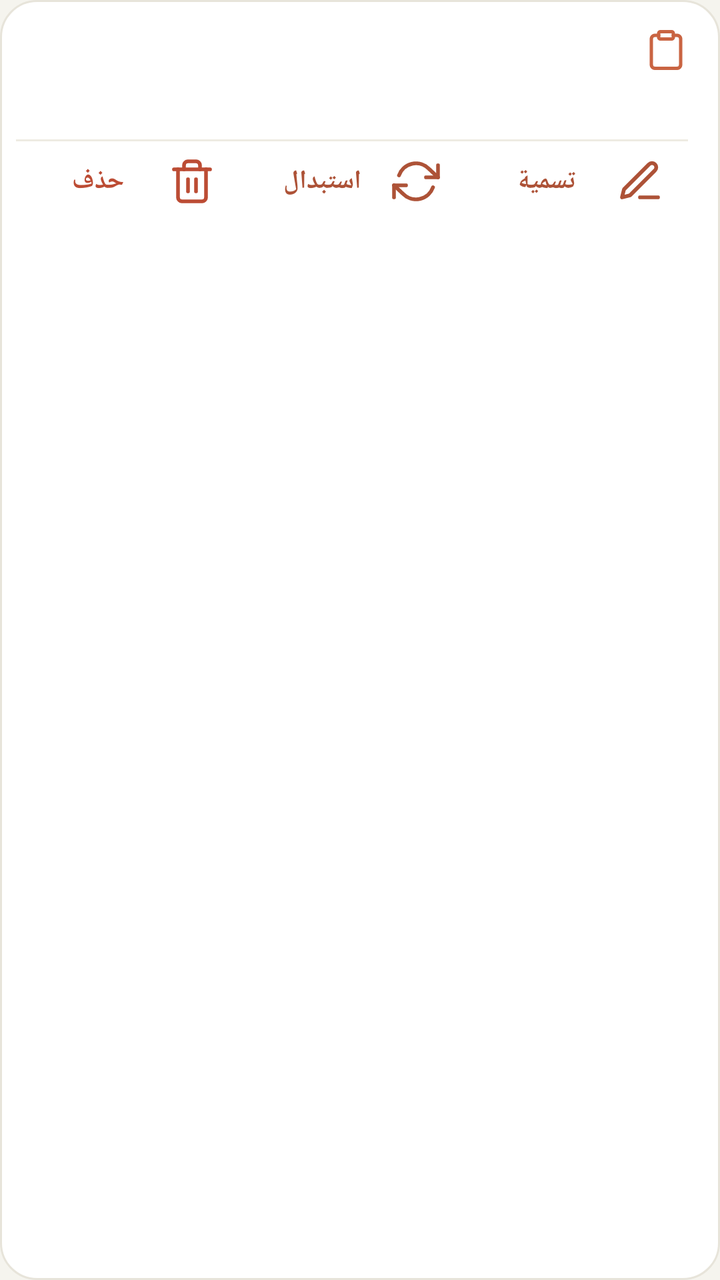
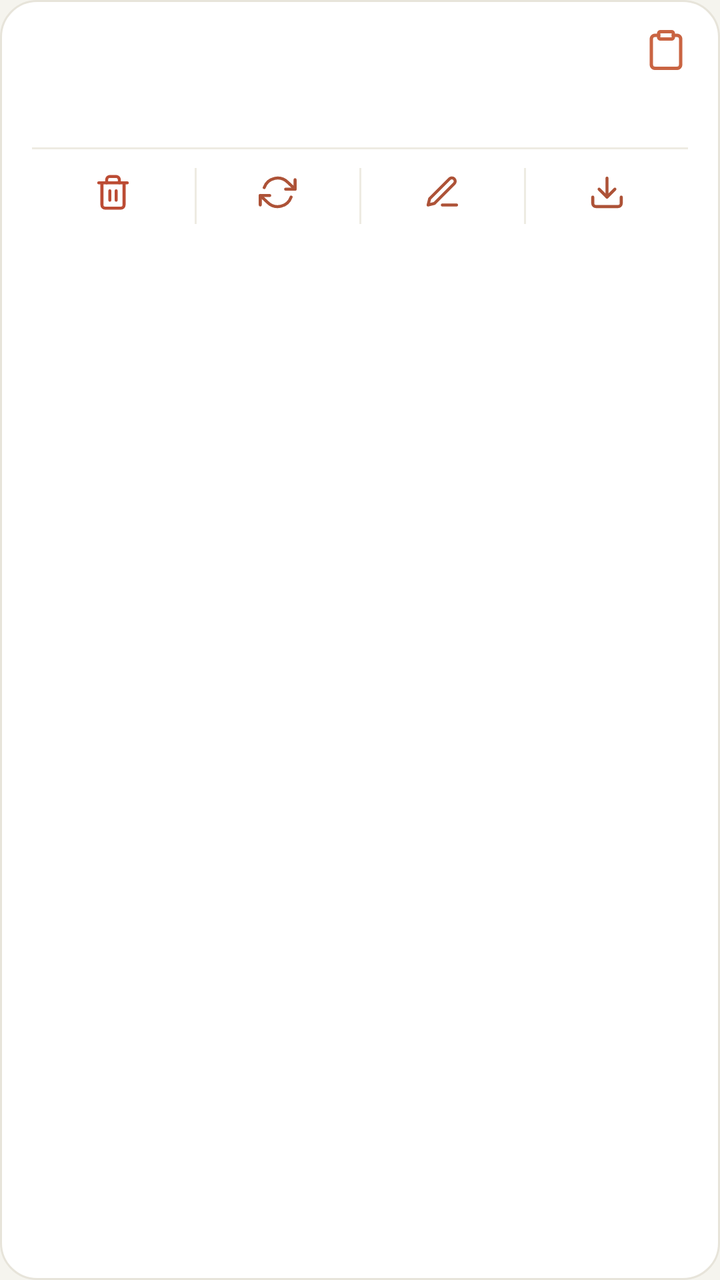

The first picture is an Android layout as it rendered before a commit; the second is the same layout after the commit. The layout source and the unified diff follow.
<!-- AndroidManifest.xml: application theme Theme.ClinicalMaster -->
<!-- res/layout/item_cloud_file.xml -->
<?xml version="1.0" encoding="utf-8"?>
<LinearLayout xmlns:android="http://schemas.android.com/apk/res/android"
    android:id="@+id/row_root"
    android:layout_width="match_parent"
    android:layout_height="wrap_content"
    android:layout_marginBottom="10dp"
    android:background="@drawable/bg_glass_card_pressed"
    android:clickable="true"
    android:focusable="true"
    android:orientation="vertical"
    android:paddingStart="16dp"
    android:paddingTop="14dp"
    android:paddingEnd="8dp"
    android:paddingBottom="4dp">

    <LinearLayout
        android:layout_width="match_parent"
        android:layout_height="wrap_content"
        android:gravity="center_vertical"
        android:orientation="horizontal">

        <ImageView
            android:id="@+id/row_icon"
            android:layout_width="22dp"
            android:layout_height="22dp"
            android:importantForAccessibility="no"
            android:src="@drawable/ic_clipboard"
            android:tint="@color/primary_cyan" />

        <TextView
            android:id="@+id/row_title"
            style="@style/Phizyo.Body"
            android:layout_width="0dp"
            android:layout_height="wrap_content"
            android:layout_marginStart="10dp"
            android:layout_weight="1"
            android:ellipsize="middle"
            android:maxLines="1"
            android:textSize="15.5sp"
            android:textStyle="bold" />
    </LinearLayout>

    <TextView
        android:id="@+id/row_meta"
        style="@style/Phizyo.Caption"
        android:layout_width="match_parent"
        android:layout_height="wrap_content"
        android:layout_marginTop="8dp" />

    <View
        android:layout_width="match_parent"
        android:layout_height="1dp"
        android:layout_marginTop="10dp"
        android:background="@color/glass_border_soft" />

    <LinearLayout
        android:layout_width="match_parent"
        android:layout_height="wrap_content"
        android:gravity="center_vertical"
        android:orientation="horizontal">

        <TextView
            android:id="@+id/btn_rename"
            style="@style/Phizyo.ActionText"
            android:layout_width="0dp"
            android:layout_weight="1"
            android:drawableStart="@drawable/ic_edit"
            android:text="تسمية" />

        <TextView
            android:id="@+id/btn_replace"
            style="@style/Phizyo.ActionText"
            android:layout_width="0dp"
            android:layout_weight="1"
            android:drawableStart="@drawable/ic_refresh"
            android:text="استبدال" />

        <TextView
            android:id="@+id/btn_delete"
            style="@style/Phizyo.ActionText"
            android:layout_width="0dp"
            android:layout_weight="1"
            android:drawableStart="@drawable/ic_trash"
            android:drawableTint="@color/accent_red"
            android:text="حذف"
            android:textColor="@color/accent_red" />
    </LinearLayout>
</LinearLayout>
<!-- resources referenced by this layout -->
<resources>
  <color name="accent_red">#BC4C34</color>
  <color name="glass_border_soft">#EEEBE2</color>
  <color name="primary_cyan">#C96442</color>
  <style name="Phizyo.ActionText" parent="Phizyo.Button.Text">
          <item name="android:drawablePadding">6dp</item>
          <item name="android:drawableTint">@color/primary_cyan_dark</item>
      </style>
  <color name="glass_highlight">#20FFFFFF</color>
  <color name="white">#FFFFFF</color>
  <color name="glass_fill_strong">#FFFFFF</color>
  <color name="glass_border">#E7E4DA</color>
  <color name="text_primary">#3D3929</color>
  <style name="Phizyo.Button.Text" parent="">
          <item name="android:layout_width">wrap_content</item>
          <item name="android:layout_height">wrap_content</item>
          <item name="android:minHeight">40dp</item>
          <item name="android:gravity">center</item>
          <item name="android:clickable">true</item>
          <item name="android:focusable">true</item>
          <item name="android:foreground">?attr/selectableItemBackground</item>
          <item name="android:paddingStart">12dp</item>
          <item name="android:paddingEnd">12dp</item>
          <item name="android:textColor">@color/primary_cyan_dark</item>
          <item name="android:textSize">13sp</item>
          <item name="android:textStyle">bold</item>
          <item name="android:textDirection">rtl</item>
      </style>
  <color name="primary_cyan_dark">#AD5237</color>
  <color name="text_tertiary">#A6A399</color>
  <color name="m3_primary_container">#F2D9CB</color>
  <color name="m3_on_primary_container">#5A2A15</color>
  <color name="accent_violet">#6A6968</color>
  <color name="accent_violet_dark">#43413C</color>
  <color name="m3_secondary_container">#E7E5DC</color>
  <color name="m3_on_secondary_container">#302E29</color>
  <color name="m3_tertiary">#B07A2E</color>
  <color name="m3_on_tertiary">#FFFFFF</color>
  <color name="m3_tertiary_container">#F2E1C0</color>
  <color name="m3_on_tertiary_container">#452F0E</color>
  <color name="bg_dark">#F5F4EE</color>
  <color name="surface_dark">#FFFFFF</color>
  <color name="m3_surface_variant">#F0EDE4</color>
  <color name="m3_on_surface_variant">#78766D</color>
  <color name="m3_surface_container">#F2F0E8</color>
  <color name="m3_surface_container_high">#EAE7DD</color>
  <color name="m3_outline">#A6A399</color>
  <color name="m3_outline_variant">#E7E4DA</color>
  <color name="m3_error">#BC4C34</color>
  <color name="m3_on_error">#FFFFFF</color>
  <color name="m3_error_container">#F5D6CC</color>
  <color name="m3_on_error_container">#571C0E</color>
  <color name="bg_deep_1">#F5F4EE</color>
  <style name="ShapeAppearance.M3.Corner.ExtraSmall" parent="ShapeAppearance.Material3.Corner.ExtraSmall">
          <item name="cornerSize">10dp</item>
      </style>
  <style name="ShapeAppearance.M3.Corner.Small" parent="ShapeAppearance.Material3.Corner.Small">
          <item name="cornerSize">14dp</item>
      </style>
  <style name="ShapeAppearance.M3.Corner.Medium" parent="ShapeAppearance.Material3.Corner.Medium">
          <item name="cornerSize">18dp</item>
      </style>
  <style name="ShapeAppearance.M3.Corner.Large" parent="ShapeAppearance.Material3.Corner.Large">
          <item name="cornerSize">26dp</item>
      </style>
  <style name="MaterialAlertDialog.ClinicalMaster.Title" parent="MaterialAlertDialog.Material3.Title.Text">
          <item name="android:textDirection">rtl</item>
          <item name="android:gravity">end</item>
      </style>
  <!-- unchanged entries left out for length: 9 -->
</resources>

<!-- the commit's change to res/layout/item_cloud_file.xml (unified diff, before → after) -->
@@ -10,8 +10,8 @@
     android:orientation="vertical"
     android:paddingStart="16dp"
     android:paddingTop="14dp"
-    android:paddingEnd="8dp"
-    android:paddingBottom="4dp">
+    android:paddingEnd="16dp"
+    android:paddingBottom="0dp">
 
     <LinearLayout
         android:layout_width="match_parent"
@@ -50,39 +50,134 @@
     <View
         android:layout_width="match_parent"
         android:layout_height="1dp"
-        android:layout_marginTop="10dp"
+        android:layout_marginTop="14dp"
         android:background="@color/glass_border_soft" />
 
+    
     <LinearLayout
         android:layout_width="match_parent"
         android:layout_height="wrap_content"
         android:gravity="center_vertical"
         android:orientation="horizontal">
 
-        <TextView
+        <LinearLayout
+            android:id="@+id/btn_open"
+            android:layout_width="0dp"
+            android:layout_height="wrap_content"
+            android:layout_weight="1"
+            android:clickable="true"
+            android:focusable="true"
+            android:foreground="?attr/selectableItemBackground"
+            android:gravity="center"
+            android:orientation="vertical"
+            android:paddingTop="12dp"
+            android:paddingBottom="10dp">
+
+            <ImageView
+                android:layout_width="19dp"
+                android:layout_height="19dp"
+                android:importantForAccessibility="no"
+                android:src="@drawable/ic_download"
+                android:tint="@color/primary_cyan_dark" />
+
+            <TextView
+                style="@style/Phizyo.ActionLabel"
+                android:layout_marginTop="6dp"
+                android:text="فتح" />
+        </LinearLayout>
+
+        <View
+            android:layout_width="1dp"
+            android:layout_height="28dp"
+            android:background="@color/glass_border_soft" />
+
+        <LinearLayout
             android:id="@+id/btn_rename"
-            style="@style/Phizyo.ActionText"
             android:layout_width="0dp"
+            android:layout_height="wrap_content"
             android:layout_weight="1"
-            android:drawableStart="@drawable/ic_edit"
-            android:text="تسمية" />
+            android:clickable="true"
+            android:focusable="true"
+            android:foreground="?attr/selectableItemBackground"
+            android:gravity="center"
+            android:orientation="vertical"
+            android:paddingTop="12dp"
+            android:paddingBottom="10dp">
 
-        <TextView
+            <ImageView
+                android:layout_width="19dp"
+                android:layout_height="19dp"
+                android:importantForAccessibility="no"
+                android:src="@drawable/ic_edit"
+                android:tint="@color/primary_cyan_dark" />
+
+            <TextView
+                style="@style/Phizyo.ActionLabel"
+                android:layout_marginTop="6dp"
+                android:text="تسمية" />
+        </LinearLayout>
+
+        <View
+            android:layout_width="1dp"
+            android:layout_height="28dp"
+            android:background="@color/glass_border_soft" />
+
+        <LinearLayout
             android:id="@+id/btn_replace"
-            style="@style/Phizyo.ActionText"
             android:layout_width="0dp"
+            android:layout_height="wrap_content"
             android:layout_weight="1"
-            android:drawableStart="@drawable/ic_refresh"
-            android:text="استبدال" />
+            android:clickable="true"
+            android:focusable="true"
+            android:foreground="?attr/selectableItemBackground"
+            android:gravity="center"
+            android:orientation="vertical"
+            android:paddingTop="12dp"
+            android:paddingBottom="10dp">
 
-        <TextView
+            <ImageView
+                android:layout_width="19dp"
+                android:layout_height="19dp"
+                android:importantForAccessibility="no"
+                android:src="@drawable/ic_refresh"
+                android:tint="@color/primary_cyan_dark" />
+
+            <TextView
+                style="@style/Phizyo.ActionLabel"
+                android:layout_marginTop="6dp"
+                android:text="استبدال" />
+        </LinearLayout>
+
+        <View
+            android:layout_width="1dp"
+            android:layout_height="28dp"
+            android:background="@color/glass_border_soft" />
+
+        <LinearLayout
             android:id="@+id/btn_delete"
-            style="@style/Phizyo.ActionText"
             android:layout_width="0dp"
+            android:layout_height="wrap_content"
             android:layout_weight="1"
-            android:drawableStart="@drawable/ic_trash"
-            android:drawableTint="@color/accent_red"
-            android:text="حذف"
-            android:textColor="@color/accent_red" />
+            android:clickable="true"
+            android:focusable="true"
+            android:foreground="?attr/selectableItemBackground"
+            android:gravity="center"
+            android:orientation="vertical"
+            android:paddingTop="12dp"
+            android:paddingBottom="10dp">
+
+            <ImageView
+                android:layout_width="19dp"
+                android:layout_height="19dp"
+                android:importantForAccessibility="no"
+                android:src="@drawable/ic_trash"
+                android:tint="@color/accent_red" />
+
+            <TextView
+                style="@style/Phizyo.ActionLabel"
+                android:layout_marginTop="6dp"
+                android:text="حذف"
+                android:textColor="@color/accent_red" />
+        </LinearLayout>
     </LinearLayout>
 </LinearLayout>
<!-- resource entries referenced after the edit -->
@@ -3,31 +3,47 @@
   <color name="accent_red">#BC4C34</color>
   <color name="glass_border_soft">#EEEBE2</color>
   <color name="primary_cyan">#C96442</color>
-  <style name="Phizyo.ActionText" parent="Phizyo.Button.Text">
-          <item name="android:drawablePadding">6dp</item>
-          <item name="android:drawableTint">@color/primary_cyan_dark</item>
-      </style>
   <color name="glass_highlight">#20FFFFFF</color>
   <color name="white">#FFFFFF</color>
   <color name="glass_fill_strong">#FFFFFF</color>
   <color name="glass_border">#E7E4DA</color>
   <color name="text_primary">#3D3929</color>
-  <style name="Phizyo.Button.Text" parent="">
-          <item name="android:layout_width">wrap_content</item>
-          <item name="android:layout_height">wrap_content</item>
-          <item name="android:minHeight">40dp</item>
-          <item name="android:gravity">center</item>
-          <item name="android:clickable">true</item>
-          <item name="android:focusable">true</item>
-          <item name="android:foreground">?attr/selectableItemBackground</item>
-          <item name="android:paddingStart">12dp</item>
-          <item name="android:paddingEnd">12dp</item>
+  <color name="primary_cyan_dark">#AD5237</color>
+  <!-- drawable ic_download (drawable) -->
+  <?xml version="1.0" encoding="utf-8"?>
+  <vector xmlns:android="http://schemas.android.com/apk/res/android"
+      android:width="24dp"
+      android:height="24dp"
+      android:viewportWidth="24"
+      android:viewportHeight="24">
+      <path
+          android:fillColor="#00000000"
+          android:pathData="M21,15L21,19a2,2 0 0,1 -2,2L5,21a2,2 0 0,1 -2,-2L3,15"
+          android:strokeColor="@color/text_primary"
+          android:strokeLineCap="round"
+          android:strokeLineJoin="round"
+          android:strokeWidth="1.9" />
+      <path
+          android:fillColor="#00000000"
+          android:pathData="M7,10L12,15L17,10"
+          android:strokeColor="@color/text_primary"
+          android:strokeLineCap="round"
+          android:strokeLineJoin="round"
+          android:strokeWidth="1.9" />
+      <path
+          android:fillColor="#00000000"
+          android:pathData="M12,15L12,3"
+          android:strokeColor="@color/text_primary"
+          android:strokeLineCap="round"
+          android:strokeLineJoin="round"
+          android:strokeWidth="1.9" />
+  </vector>
+  <style name="Phizyo.ActionLabel" parent="">
           <item name="android:textColor">@color/primary_cyan_dark</item>
-          <item name="android:textSize">13sp</item>
+          <item name="android:textSize">11.5sp</item>
           <item name="android:textStyle">bold</item>
           <item name="android:textDirection">rtl</item>
       </style>
-  <color name="primary_cyan_dark">#AD5237</color>
   <color name="text_tertiary">#A6A399</color>
   <color name="m3_primary_container">#F2D9CB</color>
   <color name="m3_on_primary_container">#5A2A15</color>
